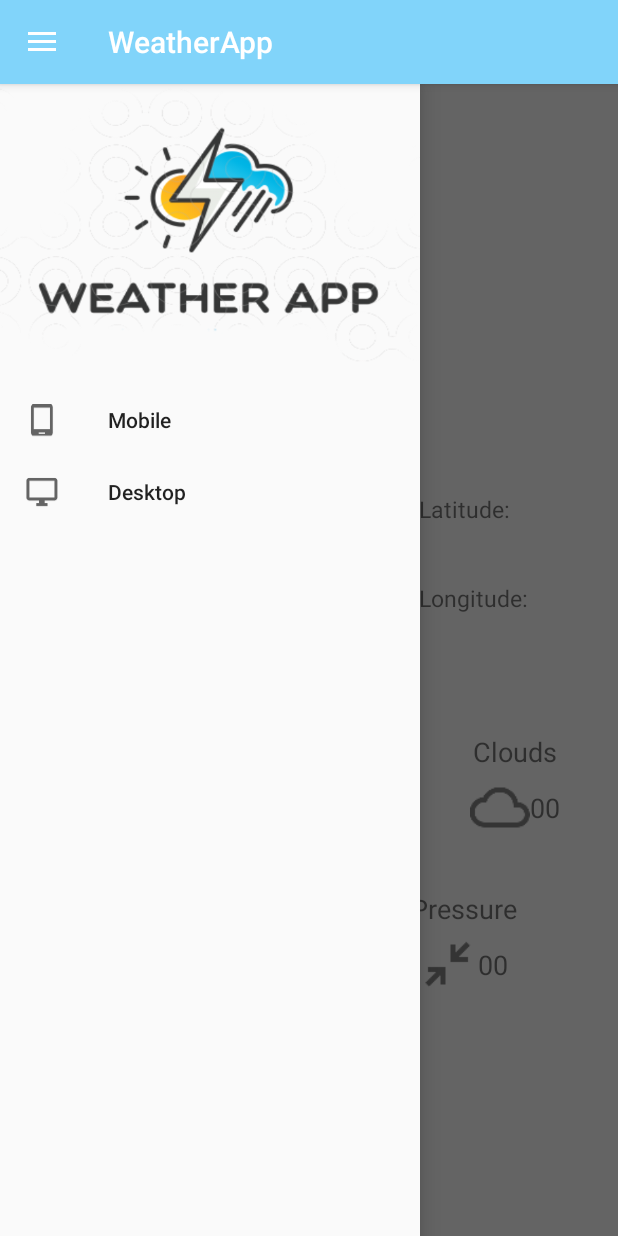
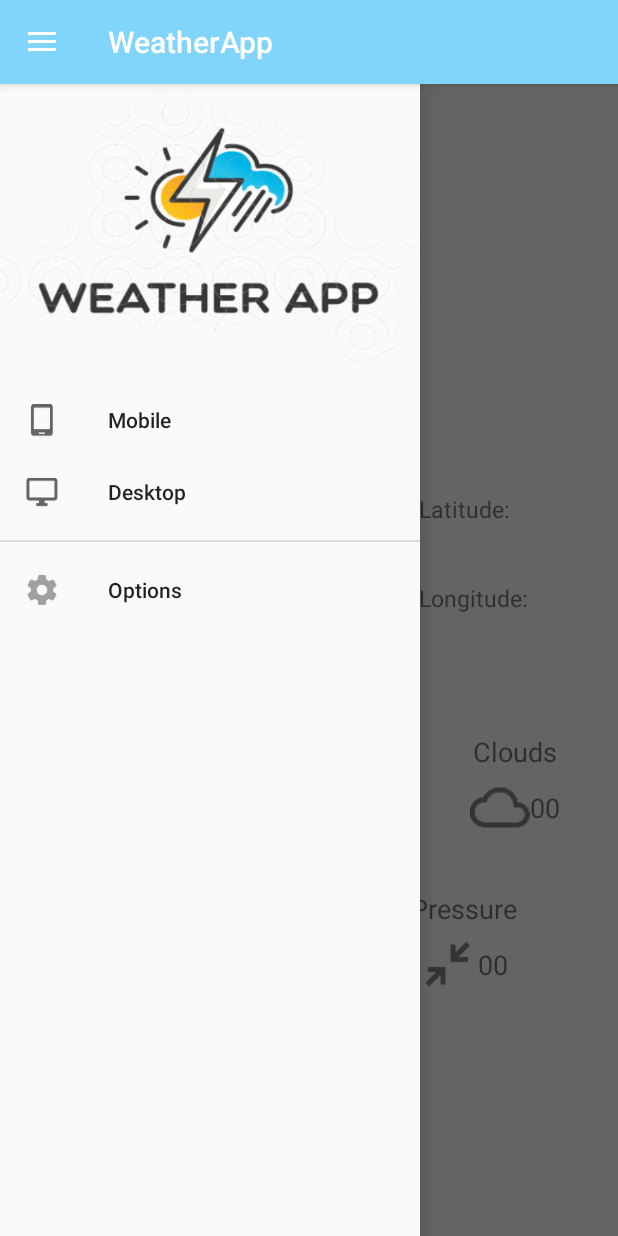
Before and after one commit to d100495/WeatherApp, an Android app: the WeatherCurrentActivity screen opened directly, with no data from a screen before it, after a tap on "Open", on a phone screen of 412 x 824 dp. Run offline under Robolectric (Android 15) with nearby library versions, the phone set to English and light mode, and no system bars; our stand-ins replace Picasso, Volley; network calls fail; pictures from the network do not load.

Commit message:
Fixed previous token security fixes xD + Added options to change API by clicking on ImageView

```diff
--- a/WeatherAppAndroidClient/app/src/main/AndroidManifest.xml
+++ b/WeatherAppAndroidClient/app/src/main/AndroidManifest.xml
@@ -14,7 +14,6 @@
          Google Maps Android API v2, but you must specify either coarse or fine
          location permissions for the 'MyLocation' functionality.
     -->
-
     <application
         android:allowBackup="true"
         android:icon="@mipmap/ic_launcher"
@@ -46,7 +45,8 @@
 
         <activity
             android:name=".MapsActivity"
-            android:label="@string/title_activity_maps"></activity>
+            android:label="@string/title_activity_maps" />
+        <activity android:name=".OptionsActivity"></activity>
     </application>
 
 </manifest>
--- a/WeatherAppAndroidClient/app/src/main/java/com/example/dunger/weatherappandroidclient/Services/WeatherFactoryService.java
+++ b/WeatherAppAndroidClient/app/src/main/java/com/example/dunger/weatherappandroidclient/Services/WeatherFactoryService.java
@@ -9,7 +9,6 @@ import com.example.dunger.weatherappandroidclient.Models.IWeatherService;
  */
 
 public class WeatherFactoryService {
-
     public static IWeatherService createService(final String service, final Activity activity) {
         switch (service) {
             case "Apixu":
--- a/WeatherAppAndroidClient/app/src/main/java/com/example/dunger/weatherappandroidclient/Services/WeatherServiceOpenWeatherMap.java
+++ b/WeatherAppAndroidClient/app/src/main/java/com/example/dunger/weatherappandroidclient/Services/WeatherServiceOpenWeatherMap.java
@@ -43,7 +43,7 @@ public class WeatherServiceOpenWeatherMap implements IWeatherService {
                 CurrentWeatherOpenWeather currentWeatherOpenWeather = new Gson().fromJson(response.toString(),CurrentWeatherOpenWeather.class);
 
                 float temperature_Celsius=Math.round(currentWeatherOpenWeather.getMain().getTemp()-273.15f);
-                float windspeed_metersPerSec = Math.round(currentWeatherOpenWeather.getWind().getSpeed()*3.6f);
+                float windspeed_kmh = Math.round(currentWeatherOpenWeather.getWind().getSpeed()*3.6f);
 
                 WeatherCurrentActivity.getInstance().SetViewElementsValues(
                         "http://openweathermap.org/img/w/"+currentWeatherOpenWeather.getWeather()[0].getIcon()+".png",
@@ -52,7 +52,7 @@ public class WeatherServiceOpenWeatherMap implements IWeatherService {
                         currentWeatherOpenWeather.getCoord().getLon(),
                         currentWeatherOpenWeather.getMain().getHumidity(),
                         temperature_Celsius,
-                        windspeed_metersPerSec,
+                        windspeed_kmh,
                         currentWeatherOpenWeather.getClouds().getAll(),
                         currentWeatherOpenWeather.getMain().getPressure(),
                         currentWeatherOpenWeather.getWeather()[0].getDescription()
--- a/WeatherAppAndroidClient/app/src/main/java/com/example/dunger/weatherappandroidclient/Services/accountService.java
+++ b/WeatherAppAndroidClient/app/src/main/java/com/example/dunger/weatherappandroidclient/Services/accountService.java
@@ -87,10 +87,11 @@ public class accountService {
         String restored_token_type = prefs.getString("token_type",null);
         int restored_expires_in = prefs.getInt("expires_in", 0);
 
-        if(restored_access_token.equals(null) || token.getAccess_token().equals(null) || token.getExpires_in() < 10)
+        if(restored_access_token ==null || token.getAccess_token() ==null || token.getExpires_in() < 10)
         {
             Intent intent = new Intent(activity.getApplicationContext(), MainActivity.class);
             activity.startActivity(intent);
+            token=new Token("","",0);
             return token;
         }
         else
--- a/WeatherAppAndroidClient/app/src/main/java/com/example/dunger/weatherappandroidclient/WeatherCurrentActivity.java
+++ b/WeatherAppAndroidClient/app/src/main/java/com/example/dunger/weatherappandroidclient/WeatherCurrentActivity.java
@@ -19,12 +19,11 @@ import com.example.dunger.weatherappandroidclient.Services.WeatherFactoryService
 import com.example.dunger.weatherappandroidclient.UI.NavigationBar;
 import com.squareup.picasso.Picasso;
 
+import static com.example.dunger.weatherappandroidclient.OptionsActivity.GetChosenAPI;
+
 public class WeatherCurrentActivity extends AppCompatActivity {
 
     static WeatherCurrentActivity weatherCurrentActivity;
-
-    //Navigation bar
-    DrawerLayout mDrawerLayout;
 
     //UI variables
     ImageView currentWeatherImage;
@@ -40,7 +39,6 @@ public class WeatherCurrentActivity extends AppCompatActivity {
     LinearLayout currentLinearLayoutTemperature;
 
     private void initViews() {
-        mDrawerLayout = findViewById(R.id.drawer_layout);
         currentWeatherImage=findViewById(R.id.currentWeatherImage);
         currentCityString=findViewById(R.id.currentCityString);
         currentLatString=findViewById(R.id.currentLatString);
@@ -69,7 +67,7 @@ public class WeatherCurrentActivity extends AppCompatActivity {
         Intent intent = getIntent();
         intent.getStringExtra("station");
 
-        IWeatherService  weatherService= WeatherFactoryService.createService("OpenWeather",WeatherCurrentActivity.this);
+        IWeatherService  weatherService= WeatherFactoryService.createService(GetChosenAPI(),WeatherCurrentActivity.this);
         weatherService.GetCurrentWeather(intent.getStringExtra("station"));
     }//onCreate()
 
@@ -116,6 +114,8 @@ public class WeatherCurrentActivity extends AppCompatActivity {
 
     @Override
     public boolean onOptionsItemSelected(MenuItem item) {
+        //Navigation bar
+        DrawerLayout mDrawerLayout = findViewById(R.id.drawer_layout);
         switch (item.getItemId()) {
             case android.R.id.home:
                 if(mDrawerLayout.isDrawerOpen(GravityCompat.START))
--- a/WeatherAppAndroidClient/app/src/main/java/com/example/dunger/weatherappandroidclient/WebViewActivity.java
+++ b/WeatherAppAndroidClient/app/src/main/java/com/example/dunger/weatherappandroidclient/WebViewActivity.java
@@ -14,11 +14,7 @@ import com.example.dunger.weatherappandroidclient.UI.NavigationBar;
 
 public class WebViewActivity extends AppCompatActivity {
 
-    //Navigation bar
-    DrawerLayout mDrawerLayout;
-
     private void initViews() {
-        mDrawerLayout = findViewById(R.id.drawer_layout);
     }
 
     @Override
@@ -43,6 +39,8 @@ public class WebViewActivity extends AppCompatActivity {
 
     @Override
     public boolean onOptionsItemSelected(MenuItem item) {
+        //Navigation bar
+        DrawerLayout mDrawerLayout = findViewById(R.id.drawer_layout);
         switch (item.getItemId()) {
             case android.R.id.home:
                 if(mDrawerLayout.isDrawerOpen(GravityCompat.START))
--- a/WeatherAppAndroidClient/app/src/main/res/menu/navigation_view.xml
+++ b/WeatherAppAndroidClient/app/src/main/res/menu/navigation_view.xml
@@ -1,6 +1,7 @@
 <?xml version="1.0" encoding="utf-8"?>
 <menu xmlns:android="http://schemas.android.com/apk/res/android">
 
+    <group android:id="@+id/nav_group1">
         <item
             android:id="@+id/nav_mobile"
             android:icon="@mipmap/ic_mobile"
@@ -15,5 +16,16 @@
             android:gravity="center"
             android:title="@string/menuItem_desktop">
         </item>
+    </group>
+
+    <group android:id="@+id/nav_group2">
+        <item
+            android:id="@+id/nav_options"
+            android:icon="@mipmap/ic_settings"
+            android:gravity="center"
+            android:title="@string/menuItem_options">
+        </item>
+    </group>
+
 
 </menu>
--- a/WeatherAppAndroidClient/app/src/main/res/values/dimens.xml
+++ b/WeatherAppAndroidClient/app/src/main/res/values/dimens.xml
@@ -6,4 +6,6 @@
     <dimen name="currentWeatherActivity_detailsValue_imageWidth">40dp</dimen>
     <dimen name="currentWeatherActivity_detailsValue_imageHeight">50dp</dimen>
     <dimen name="currentWeatherActivity_detailsValue_descriptionTextSize">18dp</dimen>
+    <dimen name="optionsLogoWidth">100dp</dimen>
+    <dimen name="optionsLogoHeight">100dp</dimen>
 </resources>
--- a/WeatherAppAndroidClient/app/src/main/res/values/strings.xml
+++ b/WeatherAppAndroidClient/app/src/main/res/values/strings.xml
@@ -17,4 +17,11 @@
     <string name="currentWeatherClouds">Clouds</string>
     <string name="currentWeatherPressure">Pressure</string>
     <string name="title_activity_maps">Map</string>
+    <string name="menuItem_options">Options</string>
+
+
+
+    <!--DO NOT EDIT BELOW THIS LINE!-->
+    <string name="APIoption_Apixu">Apixu</string>
+    <string name="APIoption_OpenWeather">OpenWeather</string>
 </resources>
```
Also changed, not shown: WeatherAppAndroidClient/app/src/main/java/com/example/dunger/weatherappandroidclient/OptionsActivity.java (added, +119 -0 lines), WeatherAppAndroidClient/app/src/main/java/com/example/dunger/weatherappandroidclient/UI/NavigationBar.java (+7 -0 lines), WeatherAppAndroidClient/app/src/main/res/layout/activity_options.xml (added, +53 -0 lines), WeatherAppAndroidClient/app/src/main/res/drawable/apixu_logo_black.png (added), WeatherAppAndroidClient/app/src/main/res/drawable/openweathermap_logo_black.png (added), WeatherAppAndroidClient/app/src/main/res/mipmap-hdpi/ic_settings.png (added), WeatherAppAndroidClient/app/src/main/res/mipmap-mdpi/ic_settings.png (added), WeatherAppAndroidClient/app/src/main/res/mipmap-xhdpi/ic_settings.png (added), WeatherAppAndroidClient/app/src/main/res/mipmap-xxhdpi/ic_settings.png (added), WeatherAppAndroidClient/app/src/main/res/mipmap-xxxhdpi/ic_settings.png (added). Lines whose indentation alone changed are shown as unchanged.
